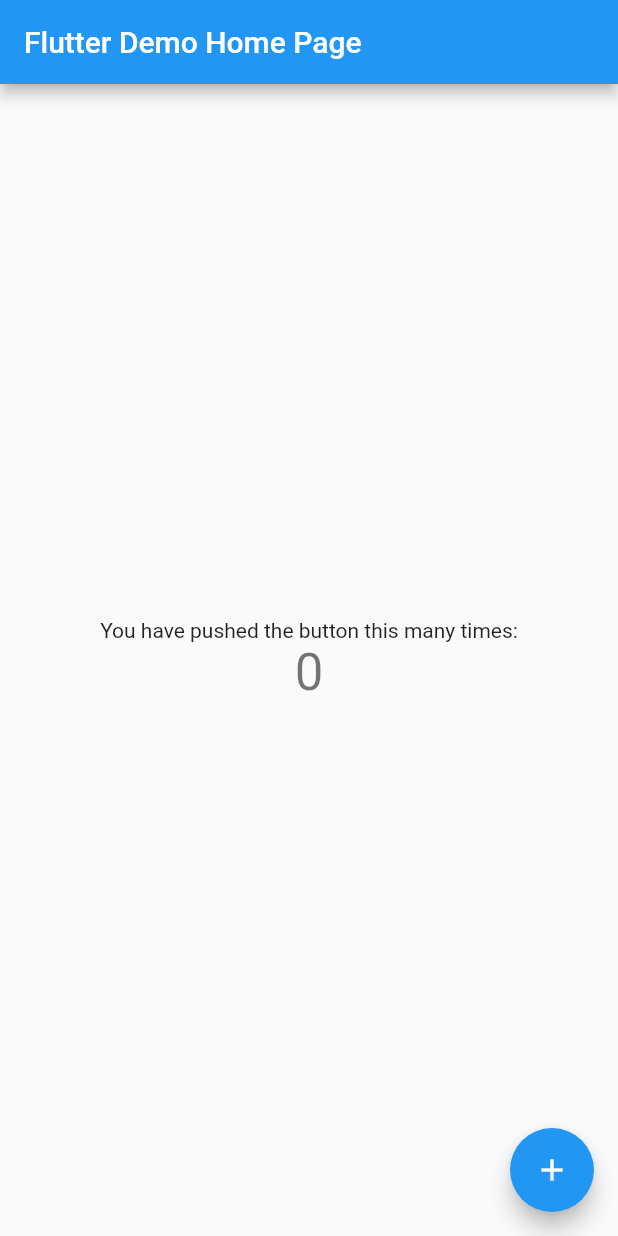
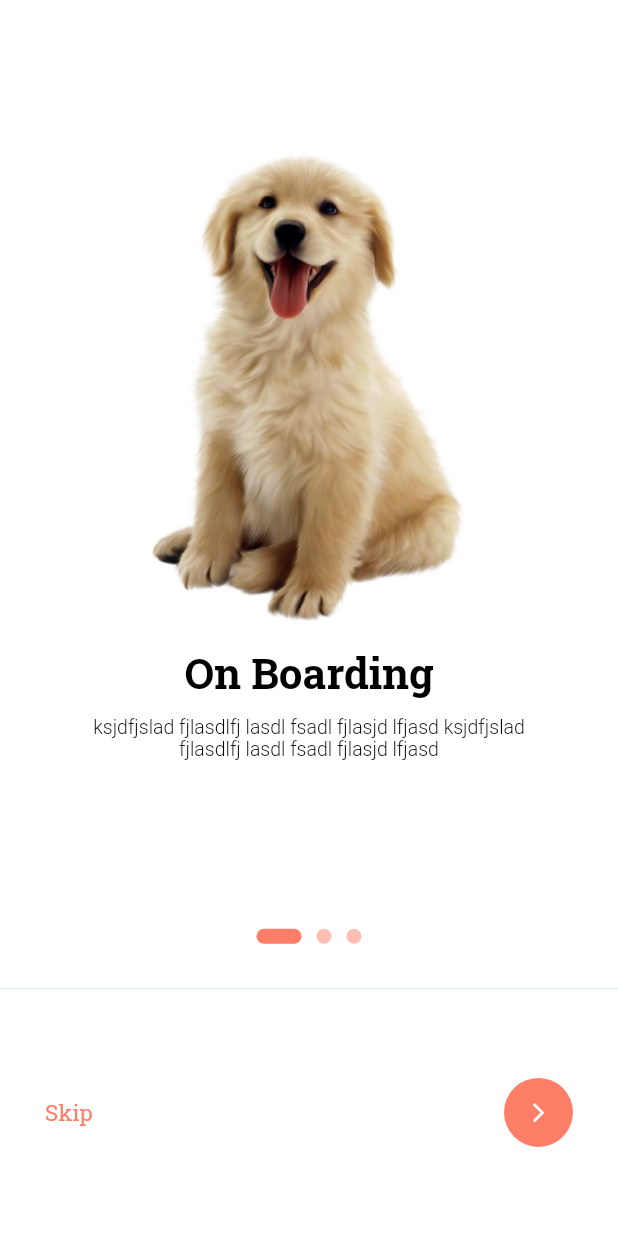
Before and after one commit to GayanLakmalWAD/pfotenapp, a Flutter app: the screen it shows after launch, on a phone screen of 412 x 824 dp. Run offline on Flutter 3.47's test engine with Material 2 defaults, Android fonts, the phone set to English and light mode, and no system bars.

Commit message:
onboarding version 1

```diff
--- a/lib/main.dart
+++ b/lib/main.dart
@@ -1,110 +1,6 @@
 import 'package:flutter/material.dart';
+import 'package:pfoten/pfotenApp.dart';
 
 void main() {
-  runApp(const MyApp());
+  runApp(const PfotenApp());
 }
-
-class MyApp extends StatelessWidget {
-  const MyApp({Key? key}) : super(key: key);
-
-  // This widget is the root of your application.
-  @override
-  Widget build(BuildContext context) {
-    return MaterialApp(
-      title: 'Flutter Demo',
-      theme: ThemeData(
-        // This is the theme of your application.
-        //
-        // Try running your application with "flutter run". You'll see the
-
-        primarySwatch: Colors.blue,
-      ),
-      home: const MyHomePage(title: 'Flutter Demo Home Page'),
-    );
-  }
-}
-
-class MyHomePage extends StatefulWidget {
-  const MyHomePage({Key? key, required this.title}) : super(key: key);
-
-  // This widget is the home page of your application. It is stateful, meaning
-  // that it has a State object (defined below) that contains fields that affect
-  // how it looks.
-
-  // This class is the configuration for the state. It holds the values (in this
-  // case the title) provided by the parent (in this case the App widget) and
-  // used by the build method of the State. Fields in a Widget subclass are
-  // always marked "final".
-
-  final String title;
-
-  @override
-  State<MyHomePage> createState() => _MyHomePageState();
-}
-
-class _MyHomePageState extends State<MyHomePage> {
-  int _counter = 0;
-
-  void _incrementCounter() {
-    setState(() {
-      // This call to setState tells the Flutter framework that something has
-      // changed in this State, which causes it to rerun the build method below
-      // so that the display can reflect the updated values. If we changed
-      // _counter without calling setState(), then the build method would not be
-      // called again, and so nothing would appear to happen.
-      _counter++;
-    });
-  }
-
-  @override
-  Widget build(BuildContext context) {
-    // This method is rerun every time setState is called, for instance as done
-    // by the _incrementCounter method above.
-    //
-    // The Flutter framework has been optimized to make rerunning build methods
-    // fast, so that you can just rebuild anything that needs updating rather
-    // than having to individually change instances of widgets.
-    return Scaffold(
-      appBar: AppBar(
-        // Here we take the value from the MyHomePage object that was created by
-        // the App.build method, and use it to set our appbar title.
-        title: Text(widget.title),
-      ),
-      body: Center(
-        // Center is a layout widget. It takes a single child and positions it
-        // in the middle of the parent.
-        child: Column(
-          // Column is also a layout widget. It takes a list of children and
-          // arranges them vertically. By default, it sizes itself to fit its
-          // children horizontally, and tries to be as tall as its parent.
-          //
-          // Invoke "debug painting" (press "p" in the console, choose the
-          // "Toggle Debug Paint" action from the Flutter Inspector in Android
-          // Studio, or the "Toggle Debug Paint" command in Visual Studio Code)
-          // to see the wireframe for each widget.
-          //
-          // Column has various properties to control how it sizes itself and
-          // how it positions its children. Here we use mainAxisAlignment to
-          // center the children vertically; the main axis here is the vertical
-          // axis because Columns are vertical (the cross axis would be
-          // horizontal).
-          mainAxisAlignment: MainAxisAlignment.center,
-          children: <Widget>[
-            const Text(
-              'You have pushed the button this many times:',
-            ),
-            Text(
-              '$_counter',
-              style: Theme.of(context).textTheme.headline4,
-            ),
-          ],
-        ),
-      ),
-      floatingActionButton: FloatingActionButton(
-        onPressed: _incrementCounter,
-        tooltip: 'Increment',
-        child: const Icon(Icons.add),
-      ), // This trailing comma makes auto-formatting nicer for build methods.
-    );
-  }
-}
--- /dev/null
+++ b/lib/pfotenApp.dart
@@ -0,0 +1,23 @@
+import 'package:flutter/material.dart';
+import 'package:pfoten/splash_screen.dart';
+import 'package:pfoten/utils/colors.dart';
+import 'package:pfoten/utils/onboarding_screen.dart';
+
+class PfotenApp extends StatelessWidget {
+  const PfotenApp({Key? key}) : super(key: key);
+
+  @override
+  Widget build(BuildContext context) {
+    return MaterialApp(
+      title: 'Flutter Demo',
+      theme: ThemeData.light().copyWith(
+          scaffoldBackgroundColor: scaffoldBackgroundColor,
+          // textTheme: GoogleFonts.robotoSlabTextTheme(
+          //     Theme.of(context).textTheme.apply(bodyColor: colorWhite)
+          // ),
+          canvasColor: secondaryColor
+      ),
+      home: const OnboardingScreen(),
+    );
+  }
+}
--- /dev/null
+++ b/lib/splash_screen.dart
@@ -0,0 +1,51 @@
+import 'package:flutter/material.dart';
+import 'package:pfoten/utils/colors.dart';
+
+class SplashScreen extends StatelessWidget {
+  const SplashScreen({Key? key}) : super(key: key);
+
+  @override
+  Widget build(BuildContext context) {
+    return SafeArea(
+      child: Scaffold(
+        backgroundColor: colorWhite,
+        body: Center(
+          child: Column(
+            mainAxisAlignment: MainAxisAlignment.spaceEvenly,
+            crossAxisAlignment: CrossAxisAlignment.center,
+            children: const [
+              Text(
+                "Pfoten",
+                style: TextStyle(
+                  fontFamily: "IndieFlower",
+                  fontSize: 85,
+                  color: primaryColor
+                ),
+              ),
+              // Container(
+              //   height: 100,
+              //   width: 100,
+              //   color: primaryColor,
+              // ),
+              // Container(
+              //   height: 100,
+              //   width: 100,
+              //   color: secondaryColor,
+              // ),
+              // Container(
+              //   height: 100,
+              //   width: 100,
+              //   color: accentColor,
+              // ),
+              // Container(
+              //   height: 100,
+              //   width: 100,
+              //   color: secondaryAccentColor,
+              // ),
+            ],
+          ),
+        ),
+      ),
+    );
+  }
+}
--- /dev/null
+++ b/lib/utils/colors.dart
@@ -0,0 +1,8 @@
+import 'package:flutter/material.dart';
+
+const primaryColor = Color(0xff006A71);
+const secondaryColor = Color(0xffFF7E67);
+const secondaryAccentColor = Color(0xff68B0AB);
+const accentColor = Color(0xffEAFFD0);
+const scaffoldBackgroundColor = Color(0xffEEEEEE);
+const colorWhite = Colors.white;
--- /dev/null
+++ b/lib/utils/onboarding_screen.dart
@@ -0,0 +1,239 @@
+import 'package:flutter/material.dart';
+import 'package:pfoten/utils/colors.dart';
+
+class OnboardingScreen extends StatefulWidget {
+  const OnboardingScreen({Key? key}) : super(key: key);
+
+  @override
+  State<OnboardingScreen> createState() => _OnboardingScreenState();
+}
+
+class _OnboardingScreenState extends State<OnboardingScreen> {
+
+  late int _currentPage = 0;
+  final PageController _pageController = PageController(initialPage: 0);
+
+  _onchanged(int index) {
+    setState(() {
+      _currentPage = index;
+    });
+  }
+
+  @override
+  Widget build(BuildContext context) {
+    final List<Widget> _pages = [
+      Stack(
+        children: [
+          Padding(
+            padding: const EdgeInsets.all(100.0),
+            child: Image.asset("images/dog.png", fit: BoxFit.fill),
+          ),
+          Padding(
+            padding: const EdgeInsets.only(top: 400.0, left: 50.0, right: 50.0),
+            child: Column(
+              crossAxisAlignment: CrossAxisAlignment.center,
+              children: const [
+                SizedBox(
+                  height: 30,
+                ),
+                Text(
+                  "On Boarding",
+                  style: TextStyle(
+                      fontFamily: "RobotoSlab",
+                      fontWeight: FontWeight.bold,
+                      fontSize: 28,
+                      color: Colors.black
+                  ),
+                ),
+                SizedBox(
+                  height: 10,
+                ),
+                Text(
+                  "ksjdfjslad fjlasdlfj lasdl fsadl fjlasjd lfjasd ksjdfjslad fjlasdlfj lasdl fsadl fjlasjd lfjasd",
+                  style: TextStyle(
+                      fontFamily: "Roboto",
+                      fontWeight: FontWeight.w300,
+                      fontSize: 13,
+                      color: Colors.black
+                  ),
+                  textAlign: TextAlign.center,
+                ),
+              ],
+            ),
+          ),
+        ],
+      ),
+      Stack(
+        children: [
+          Padding(
+            padding: const EdgeInsets.all(100.0),
+            child: Image.asset("images/dog.png", fit: BoxFit.fill),
+          ),
+          Padding(
+            padding: const EdgeInsets.only(top: 400.0, left: 50.0, right: 50.0),
+            child: Column(
+              crossAxisAlignment: CrossAxisAlignment.center,
+              children: const [
+                SizedBox(
+                  height: 30,
+                ),
+                Text(
+                  "On Boarding",
+                  style: TextStyle(
+                      fontFamily: "RobotoSlab",
+                      fontWeight: FontWeight.bold,
+                      fontSize: 28,
+                      color: Colors.black
+                  ),
+                ),
+                SizedBox(
+                  height: 10,
+                ),
+                Text(
+                  "ksjdfjslad fjlasdlfj lasdl fsadl fjlasjd lfjasd ksjdfjslad fjlasdlfj lasdl fsadl fjlasjd lfjasd",
+                  style: TextStyle(
+                      fontFamily: "Roboto",
+                      fontWeight: FontWeight.w300,
+                      fontSize: 13,
+                      color: Colors.black
+                  ),
+                  textAlign: TextAlign.center,
+                ),
+              ],
+            ),
+          ),
+        ],
+      ),
+      Stack(
+        children: [
+          Padding(
+            padding: const EdgeInsets.all(100.0),
+            child: Image.asset("images/dog.png", fit: BoxFit.fill),
+          ),
+          Padding(
+            padding: const EdgeInsets.only(top: 400.0, left: 50.0, right: 50.0),
+            child: Column(
+              crossAxisAlignment: CrossAxisAlignment.center,
+              children: const [
+                SizedBox(
+                  height: 30,
+                ),
+                Text(
+                  "On Boarding",
+                  style: TextStyle(
+                      fontFamily: "RobotoSlab",
+                      fontWeight: FontWeight.bold,
+                      fontSize: 28,
+                      color: Colors.black
+                  ),
+                ),
+                SizedBox(
+                  height: 10,
+                ),
+                Text(
+                  "ksjdfjslad fjlasdlfj lasdl fsadl fjlasjd lfjasd ksjdfjslad fjlasdlfj lasdl fsadl fjlasjd lfjasd",
+                  style: TextStyle(
+                      fontFamily: "Roboto",
+                      fontWeight: FontWeight.w300,
+                      fontSize: 13,
+                      color: Colors.black
+                  ),
+                  textAlign: TextAlign.center,
+                ),
+              ],
+            ),
+          ),
+        ],
+      ),
+    ];
+
+    return SafeArea(
+        child: Scaffold(
+          backgroundColor: primaryColor,
+            body: Column(
+      children: [
+        Expanded(
+          flex: 8,
+          child: Center(
+            child: Container(
+              color: colorWhite,
+              child: Stack(
+                children: [
+                  SizedBox(
+                    child: PageView.builder(
+                            scrollDirection: Axis.horizontal,
+                            onPageChanged: _onchanged,
+                            controller: _pageController,
+                            // itemCount: _pages.length,
+                            itemCount: 3,
+                            itemBuilder: (context, int index) {
+                            return _pages[index];
+                            },
+                    ),
+                  ),
+                  Column(
+                    mainAxisAlignment: MainAxisAlignment.end,
+                    children: <Widget>[
+                      Row(
+                          mainAxisAlignment: MainAxisAlignment.center,
+                          children: List<Widget>.generate(_pages.length, (int index) {
+                            return AnimatedContainer(
+                                duration: const Duration(milliseconds: 300),
+                                height: 10,
+                                width: (index == _currentPage) ? 30 : 10,
+                                margin:
+                                const EdgeInsets.symmetric(horizontal: 5, vertical: 30),
+                                decoration: BoxDecoration(
+                                    borderRadius: BorderRadius.circular(5),
+                                    color: (index == _currentPage)
+                                        ? secondaryColor
+                                        : secondaryColor.withOpacity(0.5)));
+                          })),
+
+                    ],
+                  ),
+
+                ],
+              ),
+            ),
+          ),
+        ),
+        Expanded(
+            flex: 2,
+            child: Container(
+              color: colorWhite,
+              child: Padding(
+                padding: const EdgeInsets.symmetric(horizontal: 30.0),
+                child: Row(
+                  mainAxisAlignment: MainAxisAlignment.spaceBetween,
+                  children: [
+                    const Text(
+                      "Skip",
+                      style: TextStyle(
+                          fontFamily: "RobotoSlab",
+                          fontWeight: FontWeight.w400,
+                          fontSize: 15,
+                          color: secondaryColor
+                      ),
+                    ),
+                    InkWell(
+                        onTap: () {
+                          _pageController.nextPage(
+                              duration: const Duration(milliseconds: 800),
+                              curve: Curves.easeInOutQuint);
+                        },
+                        child: const CircleAvatar(
+                          backgroundColor: secondaryColor,
+                            radius: 23,
+                            child: Icon(Icons.arrow_forward_ios, color: colorWhite, size: 15,)
+                        )
+                    ),
+                  ],
+                ),
+              ),
+            )
+        )
+      ],
+    )));
+  }
+}
```
Also changed, not shown: pubspec.yaml (+16 -60 lines), fonts/indie/IndieFlower-Regular.ttf (added), fonts/roboto/Roboto-BlackItalic.ttf (added), fonts/robotoSlab/RobotoSlab-VariableFont_wght.ttf (added), images/dog.png (added), 1 other file.
